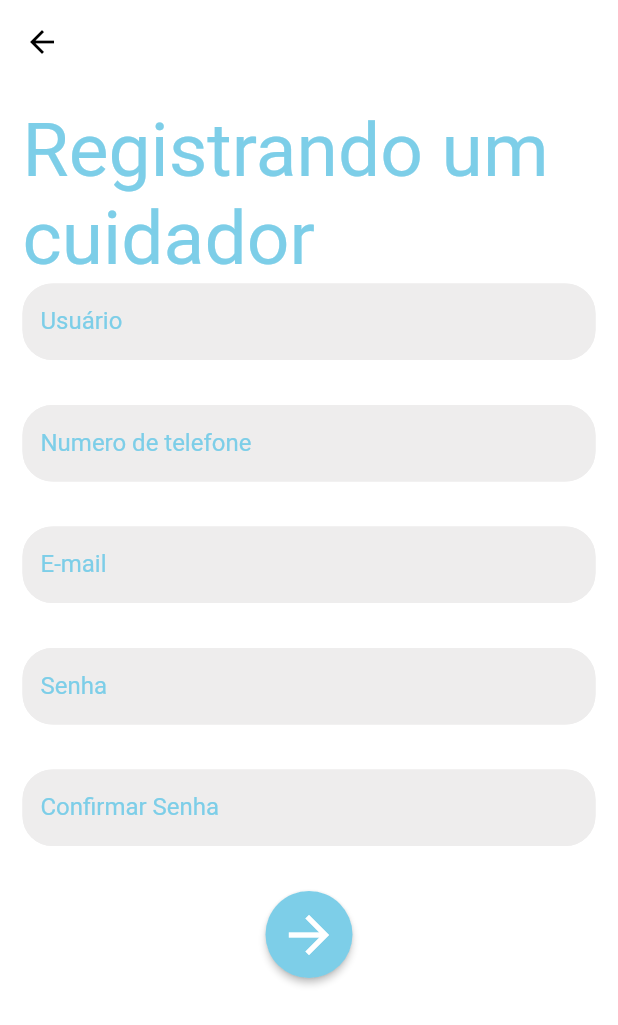
After one commit to JonatasMSS/caranga_app, a Flutter app: the RegisterPage screen opened by its route, after a tap on "Um cuidador(a)", on a phone screen of 412 x 824 dp. The commit adds this screen. Shown: the top 1025 px of the screen. Run offline on Flutter 3.47's test engine with Material 2 defaults, Android fonts, the phone set to English and light mode, and no system bars; our stand-ins replace flutter_svg, get, google_fonts; missing offline and left inert: dart:ffi; Roboto replaces fonts that are missing (Dongle).

Commit message:
Register Page form Created

```diff
--- a/lib/consts/consts.dart
+++ b/lib/consts/consts.dart
@@ -5,6 +5,8 @@ import 'package:get/get.dart';
 Color greenOpac = const Color.fromRGBO(56, 211, 100, 71);
 Color greenDark = const Color.fromRGBO(41, 83, 53, 100);
 Color logoColor = Colors.grey;
+Color blueOpac = Color(0xFF7DCEE8);
+
 final Widget helperIcon = SvgPicture.asset(
   "assets/icons/Icon_helper.svg",
   semanticsLabel: 'HelperIcon',
--- /dev/null
+++ b/lib/core/widgets/homeCare_button.dart
@@ -0,0 +1,29 @@
+import 'package:flutter/material.dart';
+
+import 'package:caranga_app/consts/consts.dart';
+
+class HomeCareButton extends StatelessWidget {
+  const HomeCareButton({
+    Key? key,
+    this.primColor,
+  }) : super(key: key);
+
+  final Color? primColor;
+
+  @override
+  Widget build(BuildContext context) {
+    return ElevatedButton(
+      onPressed: () {},
+      child: const Icon(
+        Icons.arrow_forward,
+        size: 40,
+      ),
+      style: ElevatedButton.styleFrom(
+        shape: const CircleBorder(),
+        primary: primColor,
+        onPrimary: Colors.white,
+        padding: const EdgeInsets.all(9),
+      ),
+    );
+  }
+}
--- /dev/null
+++ b/lib/core/widgets/homeCare_textFormField.dart
@@ -0,0 +1,51 @@
+import 'dart:ffi';
+
+import 'package:caranga_app/consts/consts.dart';
+import 'package:flutter/material.dart';
+
+class HomeCareTextFormField extends StatelessWidget {
+  HomeCareTextFormField({
+    Key? key,
+    this.label = 'Texto',
+    this.obsText = false,
+    this.controller,
+    this.validator,
+    this.onChange,
+  }) : super(key: key);
+
+  final String label;
+  final bool obsText;
+  final TextEditingController? controller;
+  final FormFieldValidator<String>? validator;
+  final ValueChanged<String>? onChange;
+
+  @override
+  Widget build(BuildContext context) {
+    return TextFormField(
+      controller: controller,
+      validator: validator,
+      onChanged: onChange,
+      cursorColor: greenDark,
+      decoration: InputDecoration(
+        isDense: true,
+        filled: true,
+        fillColor: const Color(0xFFEEEDED),
+        labelText: label,
+        labelStyle: TextStyle(color: blueOpac),
+        errorStyle: const TextStyle(color: Colors.redAccent),
+        border: OutlineInputBorder(
+          borderRadius: BorderRadius.circular(20),
+          borderSide: const BorderSide(color: Color(0xFFEEEDED)),
+        ),
+        enabledBorder: OutlineInputBorder(
+          borderRadius: BorderRadius.circular(20),
+          borderSide: const BorderSide(color: Color(0xFFEEEDED)),
+        ),
+        focusedBorder: OutlineInputBorder(
+          borderRadius: BorderRadius.circular(20),
+          borderSide: const BorderSide(color: Color(0xFFEEEDED)),
+        ),
+      ),
+    );
+  }
+}
--- a/lib/main.dart
+++ b/lib/main.dart
@@ -1,6 +1,7 @@
 import 'package:caranga_app/pages/registerPage/register_page.dart';
 import 'package:caranga_app/pages/welcomePage/welcomePage.dart';
 import 'package:caranga_app/pages/welcomePage/welcomePageBindings.dart';
+import 'package:caranga_app/routes/registerRouth_page.dart';
 import 'package:flutter/material.dart';
 import 'package:get/get.dart';
 import 'package:flutter/services.dart';
@@ -20,12 +21,9 @@ class MainApp extends StatelessWidget {
         GetPage(
           name: '/',
           binding: WelcomePageBindings(),
-          page: () => WelcomePage(),
+          page: () => const WelcomePage(),
         ),
-        GetPage(
-          name: '/registerPage',
-          page: () => const RegisterPage(),
-        )
+        ...RegisterrouthPage.routers,
       ],
     );
   }
--- /dev/null
+++ b/lib/pages/registerPage/registerPageForm/register_pageForm.dart
@@ -0,0 +1,72 @@
+import 'package:caranga_app/consts/consts.dart';
+import 'package:caranga_app/core/widgets/homeCare_appBar.dart';
+import 'package:caranga_app/core/widgets/homeCare_button.dart';
+import 'package:caranga_app/core/widgets/homeCare_textFormField.dart';
+import 'package:flutter/material.dart';
+import 'package:google_fonts/google_fonts.dart';
+
+class RegisterPageForm extends StatelessWidget {
+  const RegisterPageForm({Key? key}) : super(key: key);
+
+  @override
+  Widget build(BuildContext context) {
+    return Scaffold(
+      backgroundColor: Colors.white,
+      appBar: HomeCareAppBar(),
+      body: SingleChildScrollView(
+        child: Padding(
+          padding: const EdgeInsets.all(15),
+          child: Column(
+            crossAxisAlignment: CrossAxisAlignment.start,
+            children: [
+              Text(
+                'Registrando um cuidador',
+                style: GoogleFonts.dongle(
+                  fontSize: 50,
+                  color: blueOpac,
+                ),
+              ),
+              HomeCareTextFormField(
+                label: 'Usuário',
+              ),
+              const SizedBox(
+                height: 30,
+              ),
+              HomeCareTextFormField(
+                label: 'Numero de telefone',
+              ),
+              const SizedBox(
+                height: 30,
+              ),
+              HomeCareTextFormField(
+                label: 'E-mail',
+              ),
+              const SizedBox(
+                height: 30,
+              ),
+              HomeCareTextFormField(
+                label: 'Senha',
+                obsText: true,
+              ),
+              const SizedBox(
+                height: 30,
+              ),
+              HomeCareTextFormField(
+                label: 'Confirmar Senha',
+                obsText: true,
+              ),
+              const SizedBox(
+                height: 30,
+              ),
+              Center(
+                child: HomeCareButton(
+                  primColor: blueOpac,
+                ),
+              ),
+            ],
+          ),
+        ),
+      ),
+    );
+  }
+}
--- a/lib/pages/registerPage/register_page.dart
+++ b/lib/pages/registerPage/register_page.dart
@@ -3,6 +3,7 @@ import 'package:caranga_app/core/widgets/homeCare_appBar.dart';
 import 'package:flutter/material.dart';
 import 'package:flutter_svg/flutter_svg.dart';
 import 'package:get/utils.dart';
+import 'package:get/get.dart';
 import 'package:google_fonts/google_fonts.dart';
 
 class RegisterPage extends StatelessWidget {
@@ -13,7 +14,8 @@ class RegisterPage extends StatelessWidget {
     return Scaffold(
       backgroundColor: Colors.white,
       appBar: HomeCareAppBar(),
-      body: Padding(
+      body: SingleChildScrollView(
+        child: Padding(
           padding: const EdgeInsets.all(10),
           child: Column(
             children: [
@@ -30,7 +32,11 @@ class RegisterPage extends StatelessWidget {
                   ),
                 ),
               ),
-            Container(
+              GestureDetector(
+                onTap: () {
+                  Get.toNamed('/registerPage/form');
+                },
+                child: Container(
                   margin: const EdgeInsets.only(top: 50),
                   child: Column(
                     children: [
@@ -47,7 +53,10 @@ class RegisterPage extends StatelessWidget {
                     ],
                   ),
                 ),
-            Container(
+              ),
+              GestureDetector(
+                onTap: () {},
+                child: Container(
                   margin: const EdgeInsets.only(top: 50),
                   child: Column(
                     children: [
@@ -64,7 +73,9 @@ class RegisterPage extends StatelessWidget {
                     ],
                   ),
                 ),
+              ),
             ],
+          ),
         ),
       ),
     );
--- /dev/null
+++ b/lib/routes/registerRouth_page.dart
@@ -0,0 +1,12 @@
+import 'package:caranga_app/pages/registerPage/registerPageForm/register_pageForm.dart';
+import 'package:caranga_app/pages/registerPage/register_page.dart';
+import 'package:get/get.dart';
+
+class RegisterrouthPage {
+  RegisterrouthPage._();
+
+  static final routers = <GetPage>[
+    GetPage(name: '/registerPage/form', page: () => const RegisterPageForm()),
+    GetPage(name: '/registerPage', page: () => const RegisterPage()),
+  ];
+}
```
Lines whose indentation alone changed are shown as unchanged.
